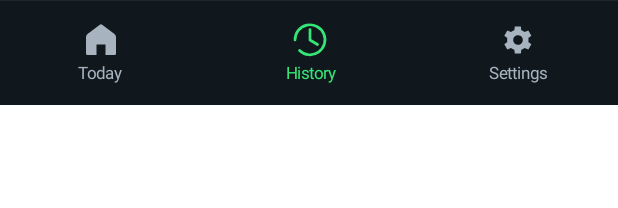
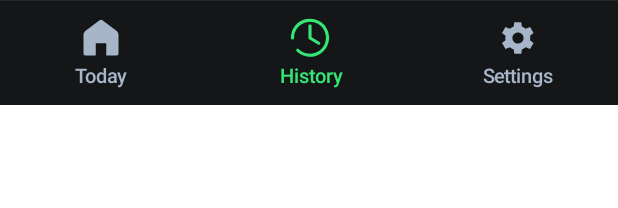
Before and after one commit to hulkdx/core5x5-workout-tracker, an Android app built with Jetpack Compose: the @Preview function HistoryNavigationPreview, on a phone screen of 412 x 824 dp. Shown: the top 208 px of the screen. Run offline under Robolectric (Android 15) with nearby library versions, the light colour scheme and no system bars.

Commit message:
NavBar updated

```diff
--- a/core/ui/src/commonMain/kotlin/com/hulkdx/core5x5/core/ui/components/AppBottomNavigation.kt
+++ b/core/ui/src/commonMain/kotlin/com/hulkdx/core5x5/core/ui/components/AppBottomNavigation.kt
@@ -23,7 +23,6 @@ import androidx.compose.ui.semantics.Role
 import androidx.compose.ui.text.style.TextAlign
 import com.hulkdx.core5x5.core.ui.theme.AppColors
 import com.hulkdx.core5x5.core.ui.theme.AppDimensions
-import com.hulkdx.core5x5.core.ui.theme.AppHistoryTokens as History
 import com.hulkdx.core5x5.core.ui.theme.AppHomeTokens as Home
 import com.hulkdx.core5x5.core.ui.theme.AppTypography
 
@@ -39,15 +38,14 @@ fun AppBottomNavigation(
     selectedItem: AppNavigationItem,
     onItemSelected: (AppNavigationItem) -> Unit,
     modifier: Modifier = Modifier,
-    useHomeDesign: Boolean = selectedItem == AppNavigationItem.TODAY || selectedItem == AppNavigationItem.HISTORY,
+    useHomeDesign: Boolean = true,
 ) {
-    val isHistoryDesign = useHomeDesign && selectedItem == AppNavigationItem.HISTORY
     BoxWithConstraints(
         modifier = modifier
             .fillMaxWidth()
-            .background(if (isHistoryDesign) History.Card else if (useHomeDesign) Home.Card else AppColors.Elevated)
+            .background(if (useHomeDesign) Home.Card else AppColors.Elevated)
             .drawBehind {
-                if (useHomeDesign) drawLine(if (isHistoryDesign) History.Border else Home.Border, Offset.Zero, Offset(size.width, 0f), Home.BorderStroke.toPx())
+                if (useHomeDesign) drawLine(Home.Border, Offset.Zero, Offset(size.width, 0f), Home.BorderStroke.toPx())
             }
             .heightIn(min = if (useHomeDesign) Home.NavigationHeight else AppDimensions.NavigationHeight)
             .padding(
@@ -66,7 +64,7 @@ fun AppBottomNavigation(
             AppNavigationItem.entries.forEach { item ->
                 val selected = item == selectedItem
                 val color = if (useHomeDesign) {
-                    if (selected) Home.Action else if (isHistoryDesign) History.Secondary else Home.Secondary
+                    if (selected) Home.Action else Home.Secondary
                 } else {
                     if (selected) AppColors.Action else AppColors.MutedText
                 }
@@ -88,12 +86,12 @@ fun AppBottomNavigation(
                     Icon(
                         imageVector = if (useHomeDesign) item.homeIcon else item.icon,
                         contentDescription = null,
-                        modifier = Modifier.size(if (isHistoryDesign) History.NavigationIconSize else if (useHomeDesign) Home.NavigationIconSize else AppDimensions.NavigationIconSize),
+                        modifier = Modifier.size(if (useHomeDesign) Home.NavigationIconSize else AppDimensions.NavigationIconSize),
                         tint = color,
                     )
                     Text(
                         text = item.label,
-                        style = if (isHistoryDesign) History.Metadata else if (useHomeDesign) Home.Eyebrow else AppTypography.Caption,
+                        style = if (useHomeDesign) Home.Eyebrow else AppTypography.Caption,
                         color = color,
                         textAlign = TextAlign.Center,
                     )
--- a/core/ui/src/commonMain/kotlin/com/hulkdx/core5x5/core/ui/theme/AppHistoryTokens.kt
+++ b/core/ui/src/commonMain/kotlin/com/hulkdx/core5x5/core/ui/theme/AppHistoryTokens.kt
@@ -33,7 +33,6 @@ object AppHistoryTokens {
     val TitleSummaryGap = 4.dp
     val ClockSize = 14.dp
     val ClockGap = 6.dp
-    val NavigationIconSize = 24.dp
     val Title = AppTypography.Title.copy(fontSize = 34.sp, lineHeight = 42.sp, fontWeight = FontWeight.Bold)
     val Month = AppTypography.Caption.copy(fontSize = 11.sp, lineHeight = 16.sp, fontWeight = FontWeight.SemiBold, letterSpacing = 1.2.sp)
     val Workout = AppTypography.Label.copy(fontSize = 16.sp, lineHeight = 22.sp, fontWeight = FontWeight.Bold)
--- a/shared/src/commonMain/kotlin/com/hulkdx/core5x5/navigation/AppNavigation.kt
+++ b/shared/src/commonMain/kotlin/com/hulkdx/core5x5/navigation/AppNavigation.kt
@@ -163,8 +163,7 @@ private fun TopLevelDestination(
         else -> AppColors.Background
     }
     val navigationBackground = when {
-        isToday || isSettings -> AppHomeTokens.Card
-        isHistory -> AppHistoryTokens.Card
+        useRevisedNavigation -> AppHomeTokens.Card
         else -> AppColors.Elevated
     }
     Column(modifier = Modifier.fillMaxSize().background(background)) {
```
Also changed, not shown: 1 other file.
